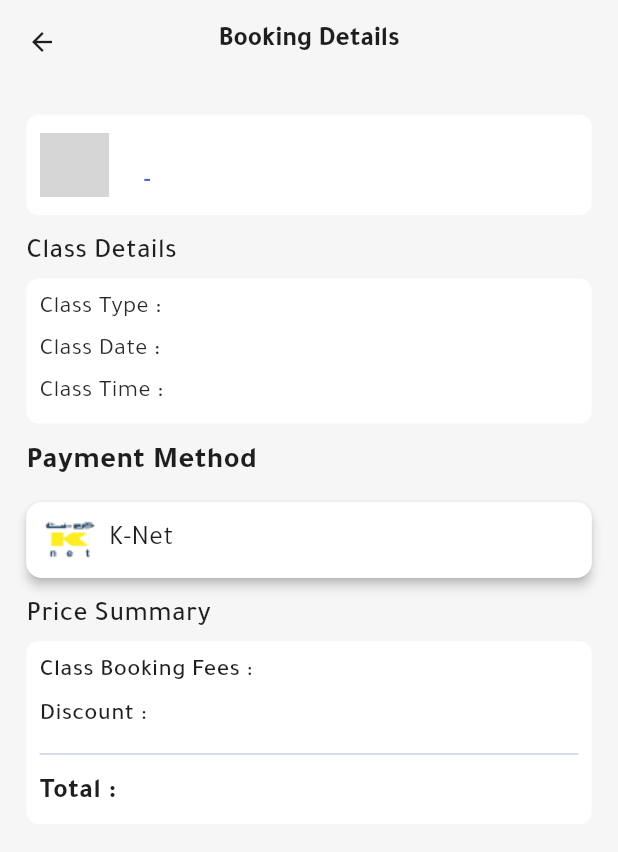
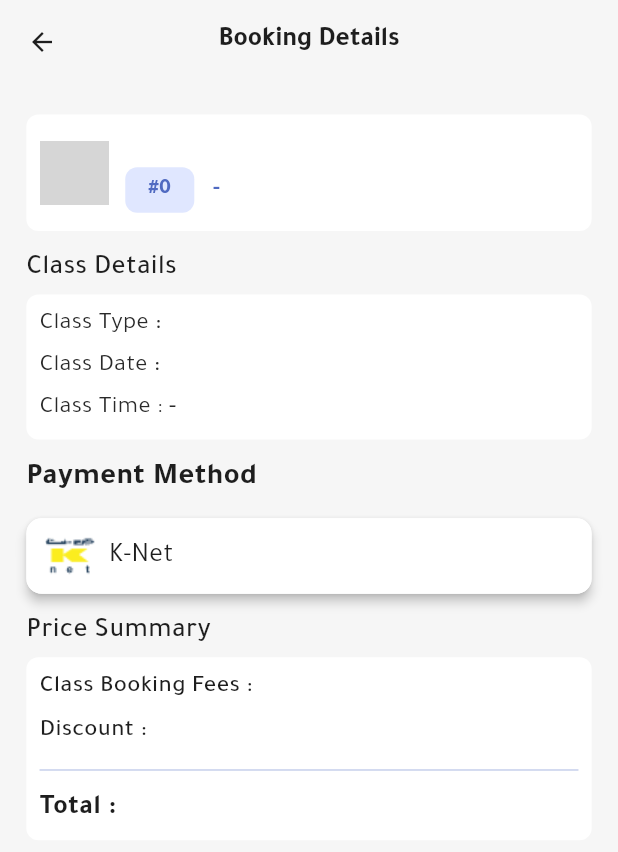
Before and after one commit to ahmedfayed29/coach_dealer_trainer, a Flutter app: the BookingDetailsPage screen opened directly with empty values, on a phone screen of 412 x 824 dp. Shown: the top 852 px of the screen. Run offline on Flutter 3.47's test engine with Material 3 defaults, Android fonts, the phone set to English and light mode, and no system bars; drawn by our look-alikes of auto_size_text; our stand-ins replace carousel_slider, dio, flutter_html, flutter_rating_bar, flutter_screenutil, flutter_svg and 4 more; missing offline and left inert: flutter_rounded_date_picker; accounts and stored records are empty; network calls fail; grey boxes are pictures that could not be loaded.

Commit message:
refactor: update item code references and improve phone number formatting

```diff
--- a/lib/features/auth/complete_register/complete_register_logic.dart
+++ b/lib/features/auth/complete_register/complete_register_logic.dart
@@ -88,7 +88,8 @@ class CompleteRegisterLogic extends GetxController {
               id: day.day,
             ),
           );
-          state.weekDaysController.text = state.selectedWeekDays.value.map((day) => day.dayName).join(', ');
+          state.weekDaysController.text =
+              state.selectedWeekDays.value.map((day) => day.dayName).join(', ');
         }
         state.classPeriod.value = response.body.data!.classPeriod.toString();
         state.image.value = response.body.data!.image;
@@ -128,13 +129,17 @@ class CompleteRegisterLogic extends GetxController {
   }
 
   void addWeekDay({required int index}) {
-    if (state.selectedWeekDays.value.any((day) => day.dayName == state.weekDays.value[index].dayName)) {
-      state.selectedWeekDays.value.removeWhere((day) => day.dayName == state.weekDays.value[index].dayName);
-      state.weekDaysController.text = state.selectedWeekDays.value.map((day) => day.dayName).join(', ');
+    if (state.selectedWeekDays.value
+        .any((day) => day.dayName == state.weekDays.value[index].dayName)) {
+      state.selectedWeekDays.value
+          .removeWhere((day) => day.dayName == state.weekDays.value[index].dayName);
+      state.weekDaysController.text =
+          state.selectedWeekDays.value.map((day) => day.dayName).join(', ');
       return;
     }
     state.selectedWeekDays.value.add(state.weekDays.value[index]);
-    state.weekDaysController.text = state.selectedWeekDays.value.map((day) => day.dayName).join(', ');
+    state.weekDaysController.text =
+        state.selectedWeekDays.value.map((day) => day.dayName).join(', ');
   }
 
   void updatePhone(String phone) {
@@ -233,7 +238,7 @@ class CompleteRegisterLogic extends GetxController {
         gallery: state.gallery.map((image) => File(image)).toList(),
         image: File(state.image.value),
         name: state.name.value,
-        phone: phone,
+        phone: phone.replaceAll("966", ""),
         countryCode: countryCode,
         traineesNumber: state.traineeNumbers.value,
         sessionsNumber: state.sessionNumbers.value,
--- a/lib/features/booking_details/widgets/details.dart
+++ b/lib/features/booking_details/widgets/details.dart
@@ -58,13 +58,13 @@ class Details extends StatelessWidget {
             Row(
               children: [
                 AppText(
-                  text: 'class_time'.tr,
+                  text: "${'class_time'.tr} : ",
                   fontSize: 16.sp,
                   fontWeight: FontWeight.w400,
                   color: AppColors.gray,
                 ),
                 AppText(
-                  text: ' : ${item.startTime}',
+                  text: '${item.startTime}- ${item.endTime}',
                   fontSize: 16.sp,
                   fontWeight: FontWeight.w500,
                   color: AppColors.gray,
--- a/lib/features/booking_details/widgets/header.dart
+++ b/lib/features/booking_details/widgets/header.dart
@@ -58,20 +58,17 @@ class Header extends StatelessWidget {
                       crossAxisAlignment: CrossAxisAlignment.center,
                       spacing: 8.w,
                       children: [
-                        Visibility(
-                          visible: item.code != '',
-                          child: Container(
+                        Container(
                           padding: EdgeInsets.symmetric(horizontal: 14.w, vertical: 8.h),
                           decoration: BoxDecoration(
                               color: AppColors.primaryColor.shade500,
                               borderRadius: BorderRadius.circular(8)),
                           alignment: Alignment.center,
                           child: AppText(
-                              text: '#${item.code}',
+                            text: '#${item.id}',
                             fontSize: 14.sp,
                             fontWeight: FontWeight.w700,
                             color: AppColors.primaryColor,
-                            ),
                           ),
                         ),
                         AppText(
--- a/lib/features/home/widgets/book_item.dart
+++ b/lib/features/home/widgets/book_item.dart
@@ -70,7 +70,7 @@ class BookItem extends StatelessWidget {
                                 borderRadius: BorderRadius.circular(8)),
                             alignment: Alignment.center,
                             child: AppText(
-                              text: '#${item.code}',
+                              text: '#${item.id}',
                               fontSize: 14.sp,
                               fontWeight: FontWeight.w700,
                               color: AppColors.primaryColor,
```
Also changed, not shown: 1 other file. Lines whose indentation alone changed are shown as unchanged.
